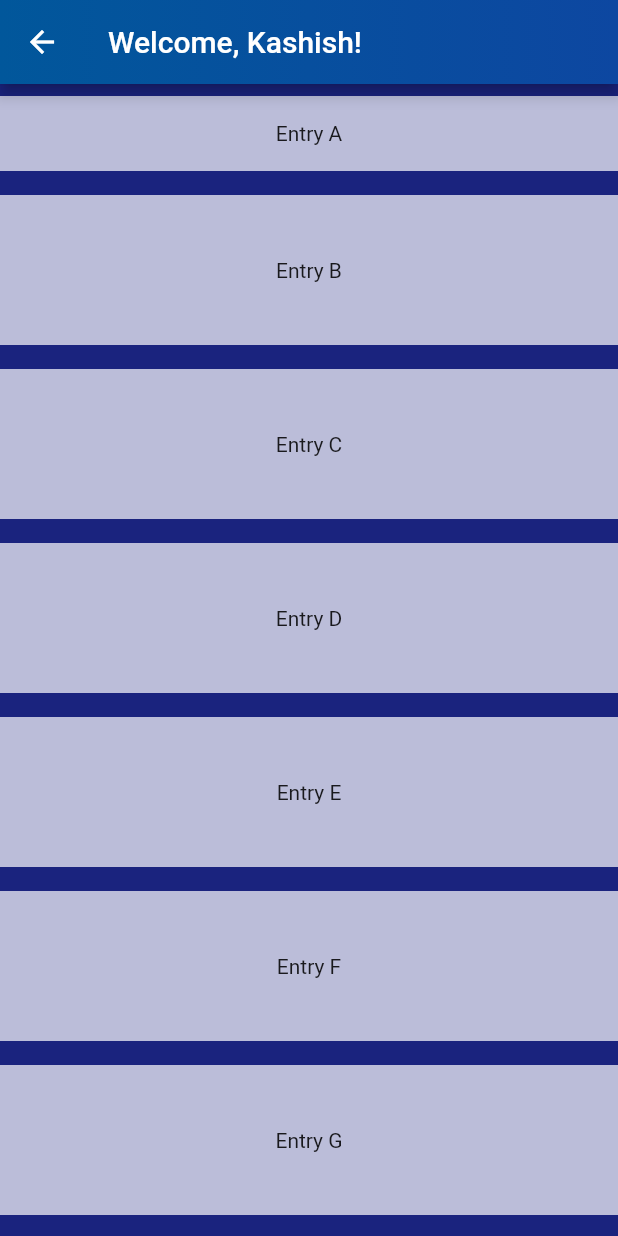
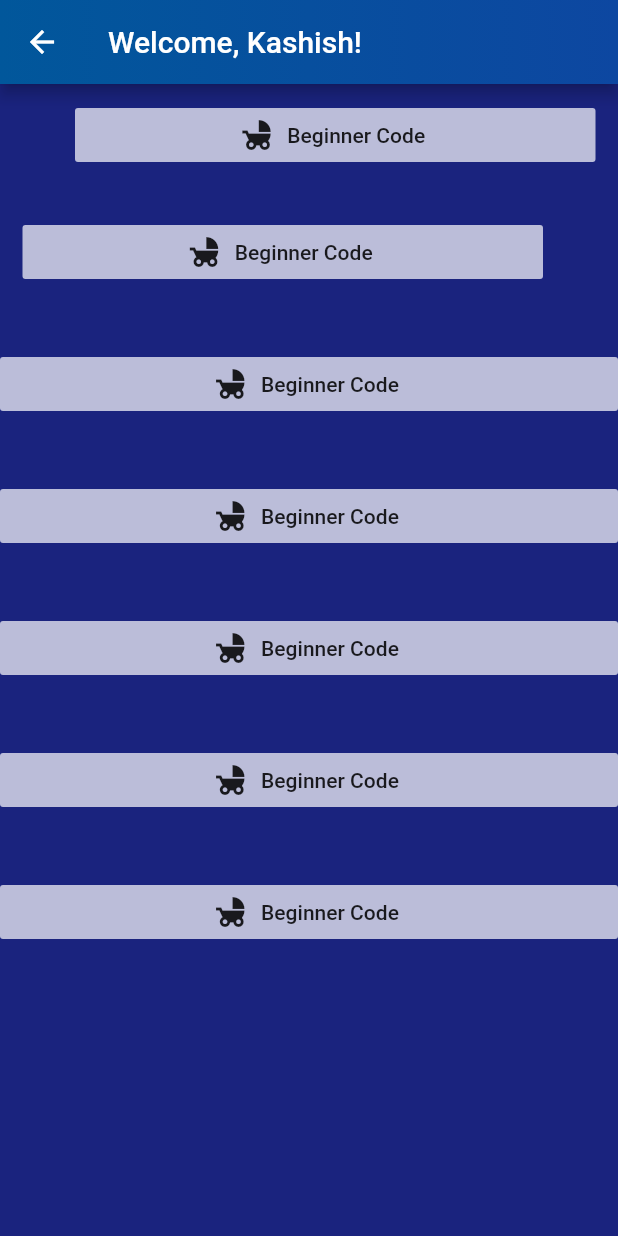
Before and after one commit to kashishmadan/GrasshopperX, a Flutter app: the HomeScreen screen opened by its route, on a phone screen of 412 x 824 dp. Run offline on Flutter 3.47's test engine with Material 2 defaults, Android fonts, the phone set to English and light mode, and no system bars; our stand-ins replace gradient_app_bar.

Commit message:
Added list

```diff
--- a/lib/homescreen.dart
+++ b/lib/homescreen.dart
@@ -20,60 +20,60 @@ class _HomeScreenState extends State<HomeScreen> {
 
           children: <Widget>[
             Padding(
-              padding: const EdgeInsets.symmetric(vertical: 8.0, horizontal: 0.0),
-              child: Container(
-                height: 50,
+              padding: const EdgeInsets.only(left:50.0,top:10.0,right:15.0,bottom:20.0 ),
+              child: FlatButton.icon(
                   color: Colors.white70,
-                child: const Center(child: Text('Entry A')),
-              ),
+                  highlightColor: Colors.blue,
+                  onPressed:(){},
+                  icon: Icon(Icons.child_friendly), label: Text('Beginner Code'))
             ),
             Padding(
-              padding: const EdgeInsets.symmetric(vertical: 8.0, horizontal: 0.0),
-              child: Container(
-                height: 100,
+                padding: const EdgeInsets.only(left:15.0,top:10.0,right:50.0,bottom:20.0 ),
+                child: FlatButton.icon(
                     color: Colors.white70,
-                child: const Center(child: Text('Entry B')),
-              ),
+                    highlightColor: Colors.blue,
+                    onPressed:(){},
+                    icon: Icon(Icons.child_friendly), label: Text('Beginner Code'))
             ),
             Padding(
-              padding: const EdgeInsets.symmetric(vertical: 8.0,horizontal: 0.0),
-              child: Container(
-                height: 100,
+                padding: const EdgeInsets.symmetric(vertical: 20.0, horizontal: 0.0),
+                child: FlatButton.icon(
                     color: Colors.white70,
-                child: const Center(child: Text('Entry C')),
-              ),
+                    highlightColor: Colors.blue,
+                    onPressed:(){},
+                    icon: Icon(Icons.child_friendly), label: Text('Beginner Code'))
             ),
             Padding(
-              padding: const EdgeInsets.symmetric(vertical: 8.0, horizontal: 0.0),
-              child: Container(
-                height: 100,
+                padding: const EdgeInsets.symmetric(vertical: 20.0, horizontal: 0.0),
+                child: FlatButton.icon(
                     color: Colors.white70,
-                child: const Center(child: Text('Entry D')),
-              ),
+                    highlightColor: Colors.blue,
+                    onPressed:(){},
+                    icon: Icon(Icons.child_friendly), label: Text('Beginner Code'))
             ),
             Padding(
-              padding: const EdgeInsets.symmetric(vertical: 8.0, horizontal: 0.0),
-              child: Container(
-                height: 100,
+                padding: const EdgeInsets.symmetric(vertical: 20.0, horizontal: 0.0),
+                child: FlatButton.icon(
                     color: Colors.white70,
-                child: const Center(child: Text('Entry E')),
-              ),
+                    highlightColor: Colors.blue,
+                    onPressed:(){},
+                    icon: Icon(Icons.child_friendly), label: Text('Beginner Code'))
             ),
             Padding(
-              padding: const EdgeInsets.symmetric(vertical: 8.0, horizontal: 0.0),
-              child: Container(
-                height: 100,
+                padding: const EdgeInsets.symmetric(vertical: 20.0, horizontal: 0.0),
+                child: FlatButton.icon(
                     color: Colors.white70,
-                child: const Center(child: Text('Entry F')),
-              ),
+                    highlightColor: Colors.blue,
+                    onPressed:(){},
+                    icon: Icon(Icons.child_friendly), label: Text('Beginner Code'))
             ),
             Padding(
-              padding: const EdgeInsets.symmetric(vertical: 8.0, horizontal: 0.0),
-              child: Container(
-                height: 100,
+                padding: const EdgeInsets.symmetric(vertical: 20.0, horizontal: 0.0),
+                child: FlatButton.icon(
                     color: Colors.white70,
-                child: const Center(child: Text('Entry G')),
-              ),
+                    highlightColor: Colors.blue,
+                    onPressed:(){},
+                    icon: Icon(Icons.child_friendly), label: Text('Beginner Code'))
             ),
           ],
         ),
```
Lines whose indentation alone changed are shown as unchanged.
